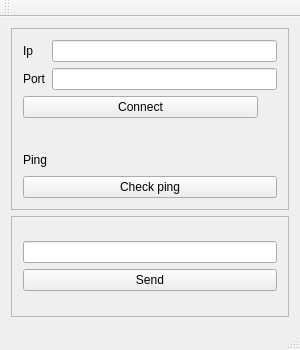
Above: GUI/MainWindow.ui from siskeba1/Game_Client before the change. Below: the same form after it.
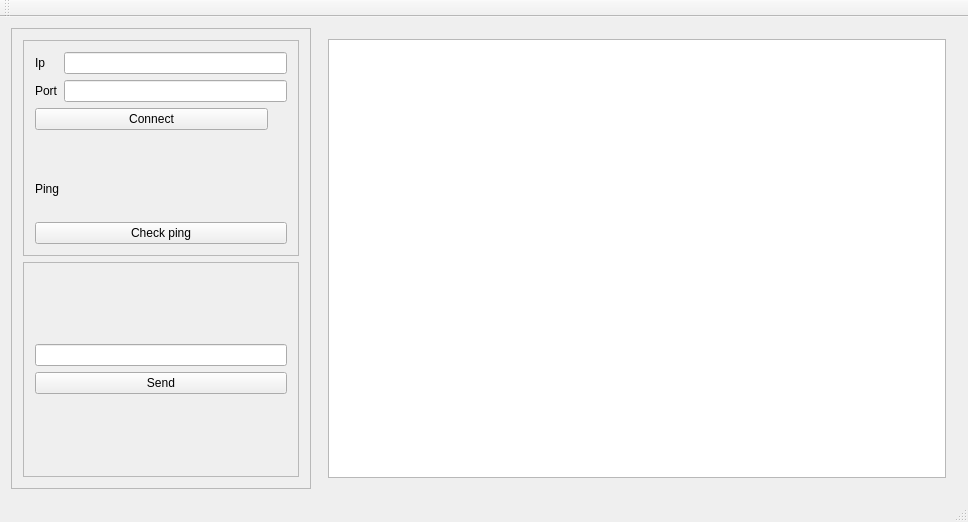
That is the form after the change.

Diff of the .ui file:
```diff
--- a/GUI/MainWindow.ui
+++ b/GUI/MainWindow.ui
@@ -6,8 +6,8 @@
    <rect>
     <x>0</x>
     <y>0</y>
-    <width>300</width>
-    <height>350</height>
+    <width>968</width>
+    <height>522</height>
    </rect>
   </property>
   <property name="minimumSize">
@@ -26,7 +26,24 @@
      <height>0</height>
     </size>
    </property>
-   <layout class="QGridLayout" name="gridLayout_3">
+   <layout class="QGridLayout" name="gridLayout_5">
+    <item row="0" column="0">
+     <layout class="QHBoxLayout" name="horizontalLayout_4">
+      <item>
+       <widget class="QFrame" name="frame_3">
+        <property name="maximumSize">
+         <size>
+          <width>300</width>
+          <height>16777215</height>
+         </size>
+        </property>
+        <property name="frameShape">
+         <enum>QFrame::StyledPanel</enum>
+        </property>
+        <property name="frameShadow">
+         <enum>QFrame::Raised</enum>
+        </property>
+        <layout class="QGridLayout" name="gridLayout_4">
     <item row="0" column="0">
      <layout class="QVBoxLayout" name="verticalLayout_9">
       <item>
@@ -37,6 +54,12 @@
           <height>140</height>
          </size>
         </property>
+             <property name="maximumSize">
+              <size>
+               <width>300</width>
+               <height>16777215</height>
+              </size>
+             </property>
         <property name="frameShape">
          <enum>QFrame::StyledPanel</enum>
         </property>
@@ -210,6 +233,12 @@
           <height>0</height>
          </size>
         </property>
+             <property name="maximumSize">
+              <size>
+               <width>300</width>
+               <height>16777215</height>
+              </size>
+             </property>
         <property name="frameShape">
          <enum>QFrame::StyledPanel</enum>
         </property>
@@ -242,6 +271,20 @@
     </item>
    </layout>
   </widget>
+      </item>
+      <item>
+       <widget class="QWidget" name="widget" native="true">
+        <layout class="QGridLayout" name="gridLayout_3">
+         <item row="0" column="0">
+          <widget class="QGraphicsView" name="graphicsView"/>
+         </item>
+        </layout>
+       </widget>
+      </item>
+     </layout>
+    </item>
+   </layout>
+  </widget>
   <widget class="QMenuBar" name="menuBar">
    <property name="geometry">
     <rect>
```
Left out of the diff: 2 changed lines with no effect on the pictures. Lines whose indentation alone changed are shown as unchanged.
